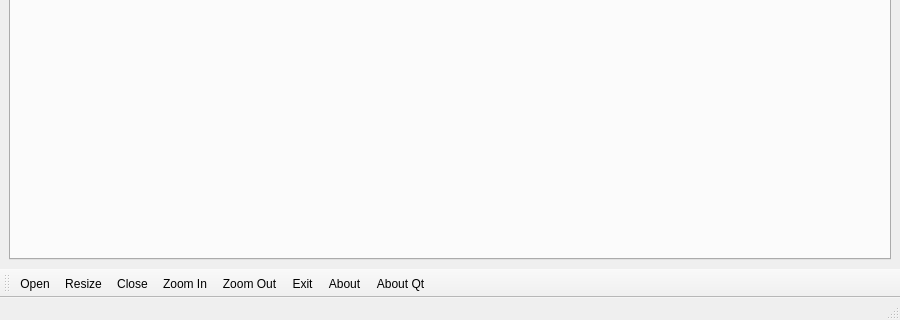
The window that main_window.ui (zsy056/imgresize) describes before a commit, drawn with Qt 5; both pictures show x 0 to 900 and y 280 to 600 of the 900 by 600 pixel window.
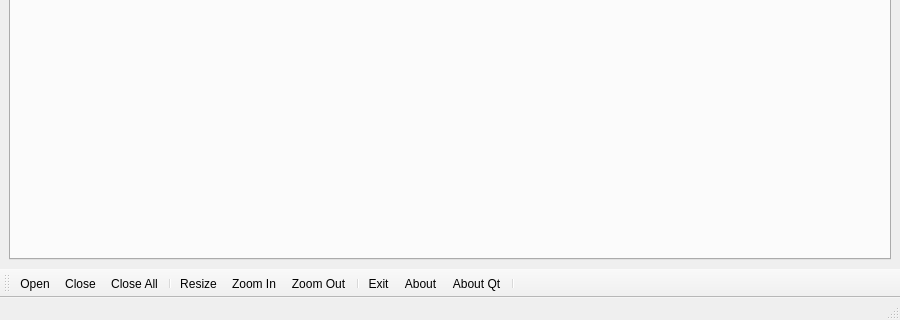
The same window after the commit. Icons and pictures are not drawn.

Patch:
```diff
--- a/main_window.ui
+++ b/main_window.ui
@@ -26,6 +26,12 @@
    <iconset resource="resources.qrc">
     <normaloff>:/icon/icons/app.svg</normaloff>:/icon/icons/app.svg</iconset>
   </property>
+  <property name="iconSize">
+   <size>
+    <width>32</width>
+    <height>32</height>
+   </size>
+  </property>
   <widget class="QWidget" name="centralwidget">
    <layout class="QVBoxLayout" name="verticalLayout">
     <item>
@@ -73,13 +79,17 @@
     <bool>false</bool>
    </attribute>
    <addaction name="action_Open"/>
-   <addaction name="action_Resize"/>
    <addaction name="action_Close"/>
+   <addaction name="actionClose_All"/>
+   <addaction name="separator"/>
+   <addaction name="action_Resize"/>
    <addaction name="actionZoom_In"/>
    <addaction name="actionZoom_Out"/>
+   <addaction name="separator"/>
    <addaction name="action_Exit"/>
    <addaction name="actionAbout"/>
    <addaction name="actionAbout_Qt"/>
+   <addaction name="separator"/>
   </widget>
   <action name="action_Open">
    <property name="icon">
@@ -162,6 +172,18 @@
     <string>Ctrl+-</string>
    </property>
   </action>
+  <action name="actionClose_All">
+   <property name="icon">
+    <iconset resource="resources.qrc">
+     <normaloff>:/icon/icons/close-all.svg</normaloff>:/icon/icons/close-all.svg</iconset>
+   </property>
+   <property name="text">
+    <string>Close All</string>
+   </property>
+   <property name="shortcut">
+    <string>Ctrl+A</string>
+   </property>
+  </action>
  </widget>
  <resources>
   <include location="resources.qrc"/>
```
